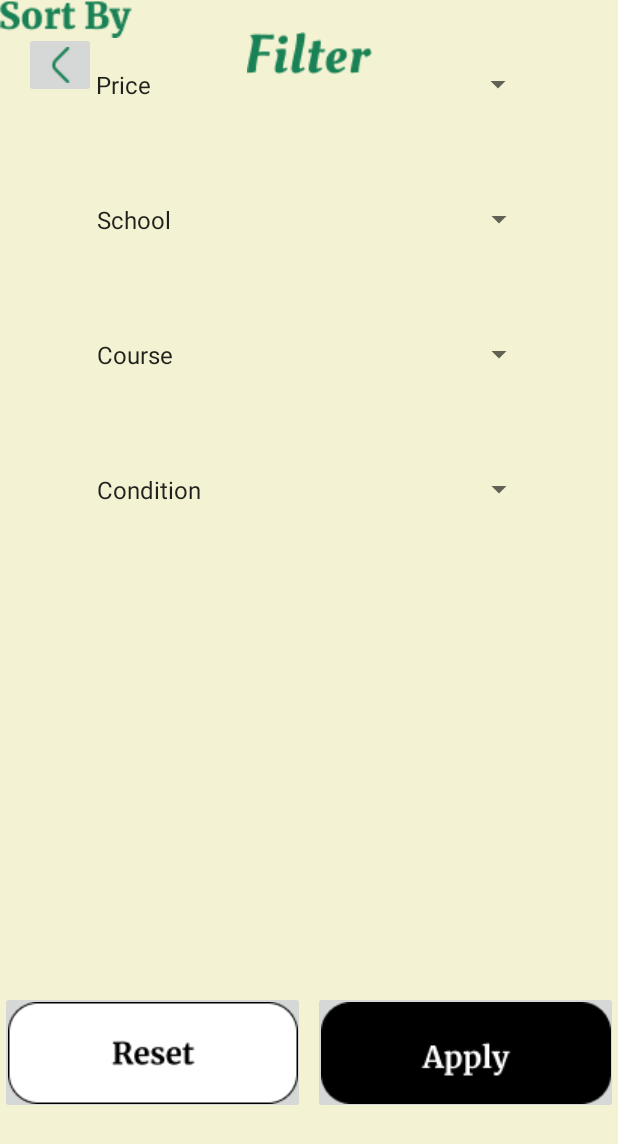
After one commit to whxwhx04/MAD_Project, an Android app: the layout activity_mainfilter.xml on its own in the app's theme, with its tools: preview values and no code run, on a phone screen of 412 x 824 dp. The commit adds this screen. Shown: the top 1144 px of the screen. Run offline under Robolectric (Android 15) with nearby library versions, the phone set to English and light mode, and no system bars; Roboto replaces fonts that are not available here.

Commit message:
update on filter and create listing page

```diff
--- /dev/null
+++ b/app/src/main/res/layout/activity_mainfilter.xml
@@ -0,0 +1,113 @@
+<?xml version="1.0" encoding="utf-8"?>
+<androidx.constraintlayout.widget.ConstraintLayout xmlns:android="http://schemas.android.com/apk/res/android"
+    xmlns:app="http://schemas.android.com/apk/res-auto"
+    xmlns:tools="http://schemas.android.com/tools"
+    android:background="#F3F3D3"
+    android:layout_width="match_parent"
+    android:layout_height="match_parent"
+    tools:context=".mainfilter">
+
+    <ImageButton
+        android:id="@+id/back_main"
+        android:layout_width="wrap_content"
+        android:layout_height="wrap_content"
+        android:src="@drawable/left_arrow"
+        app:layout_constraintBottom_toBottomOf="parent"
+        app:layout_constraintEnd_toEndOf="parent"
+        app:layout_constraintHorizontal_bias="0.044"
+        app:layout_constraintStart_toStartOf="parent"
+        app:layout_constraintTop_toTopOf="parent"
+        app:layout_constraintVertical_bias="0.027" />
+
+    <ImageView
+        android:id="@+id/imageView6"
+        android:layout_width="wrap_content"
+        android:layout_height="wrap_content"
+        android:src="@drawable/filterheader"
+        app:layout_constraintBottom_toBottomOf="parent"
+        app:layout_constraintEnd_toEndOf="parent"
+        app:layout_constraintStart_toStartOf="parent"
+        app:layout_constraintTop_toTopOf="parent"
+        app:layout_constraintVertical_bias="0.027" />
+
+    <ImageView
+        android:id="@+id/imageView7"
+        android:layout_width="wrap_content"
+        android:layout_height="wrap_content"
+        android:src="@drawable/sort_by"
+        tools:layout_editor_absoluteX="16dp"
+        tools:layout_editor_absoluteY="73dp" />
+
+    <Spinner
+        android:id="@+id/spinner_price"
+        android:layout_width="300dp"
+        android:layout_height="30dp"
+        android:layout_marginTop="16dp"
+        android:entries="@array/price_options"
+        app:layout_constraintEnd_toEndOf="parent"
+        app:layout_constraintStart_toStartOf="parent"
+        app:layout_constraintTop_toBottomOf="@id/imageView7"
+        android:popupBackground="#FFFFFF"/>
+
+    <Spinner
+        android:id="@+id/spinner_school"
+        android:layout_width="300dp"
+        android:layout_height="30dp"
+        android:layout_marginTop="60dp"
+        android:entries="@array/school_options"
+        android:popupBackground="#FFFFFF"
+        app:layout_constraintEnd_toEndOf="parent"
+        app:layout_constraintHorizontal_bias="0.504"
+        app:layout_constraintStart_toStartOf="parent"
+        app:layout_constraintTop_toBottomOf="@id/spinner_price" />
+
+    <Spinner
+        android:id="@+id/spinner_course"
+        android:layout_width="300dp"
+        android:layout_height="30dp"
+        android:layout_marginTop="60dp"
+        android:entries="@array/course_options"
+        android:popupBackground="#FFFFFF"
+        app:layout_constraintEnd_toEndOf="parent"
+        app:layout_constraintHorizontal_bias="0.504"
+        app:layout_constraintStart_toStartOf="parent"
+        app:layout_constraintTop_toBottomOf="@id/spinner_school" />
+
+    <Spinner
+        android:id="@+id/spinner_condition"
+        android:layout_width="300dp"
+        android:layout_height="30dp"
+        android:layout_marginTop="60dp"
+        android:entries="@array/condition_options"
+        android:popupBackground="#FFFFFF"
+        app:layout_constraintEnd_toEndOf="parent"
+        app:layout_constraintHorizontal_bias="0.504"
+        app:layout_constraintStart_toStartOf="parent"
+        app:layout_constraintTop_toBottomOf="@id/spinner_course" />
+
+    <ImageButton
+        android:id="@+id/imageButton2"
+        android:layout_width="203dp"
+        android:layout_height="82dp"
+        android:src="@drawable/apply_button"
+        app:layout_constraintBottom_toBottomOf="parent"
+        app:layout_constraintEnd_toEndOf="parent"
+        app:layout_constraintHorizontal_bias="1.0"
+        app:layout_constraintStart_toStartOf="parent"
+        app:layout_constraintTop_toTopOf="parent"
+        app:layout_constraintVertical_bias="0.89" />
+
+    <ImageButton
+        android:id="@+id/imageButton3"
+        android:layout_width="203dp"
+        android:layout_height="82dp"
+        android:src="@drawable/reset_button"
+        app:layout_constraintBottom_toBottomOf="parent"
+        app:layout_constraintEnd_toEndOf="parent"
+        app:layout_constraintHorizontal_bias="0.0"
+        app:layout_constraintStart_toStartOf="parent"
+        app:layout_constraintTop_toTopOf="parent"
+        app:layout_constraintVertical_bias="0.89" />
+
+
+</androidx.constraintlayout.widget.ConstraintLayout>
--- a/app/src/main/res/values/strings.xml
+++ b/app/src/main/res/values/strings.xml
@@ -1,3 +1,34 @@
 <resources>
-    <string name="app_name">MaD</string>
+    <string name="price">Price</string>
+    <string name="school">School</string>
+    <string name="course">Course</string>
+    <string name="condition">Condition</string>
+
+    <string-array name="price_options">
+        <item>Price</item>
+        <item>Low to High</item>
+        <item>High to Low</item>
+    </string-array>
+
+    <string-array name="school_options">
+        <item>School</item>
+        <item>Engineering</item>
+        <item>Business</item>
+        <item>Design</item>
+    </string-array>
+
+    <string-array name="course_options">
+        <item>Course</item>
+        <item>Course 1</item>
+        <item>Course 2</item>
+        <item>Course 3</item>
+    </string-array>
+
+    <string-array name="condition_options">
+        <item>Condition</item>
+        <item>New</item>
+        <item>Used</item>
+        <item>Refurbished</item>
+    </string-array>
+
 </resources>
```
Also changed, not shown: app/src/main/AndroidManifest.xml (+7 -1 lines), app/src/main/java/com/sp/mad/create_listing.java (added, +14 -0 lines), app/src/main/java/com/sp/mad/mainfilter.java (added, +14 -0 lines), app/src/main/res/layout/activity_create_listing.xml (added, +63 -0 lines), app/src/main/res/layout/spinner_item_checkbox.xml (added, +13 -0 lines), app/src/main/res/layout/spinner_item_radiobutton.xml (added, +13 -0 lines), app/src/main/res/drawable/apply_button.png (added), app/src/main/res/drawable/createlist.png (added), app/src/main/res/drawable/filterheader.png (added), app/src/main/res/drawable/header.png (added), app/src/main/res/drawable/left_arrow.png (added), app/src/main/res/drawable/list.png (added), app/src/main/res/drawable/reset_button.png (added), app/src/main/res/drawable/sort_by.png (added).
